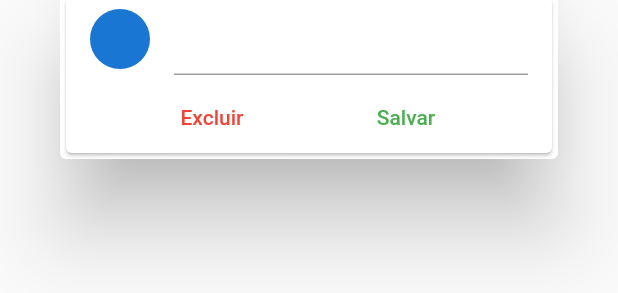
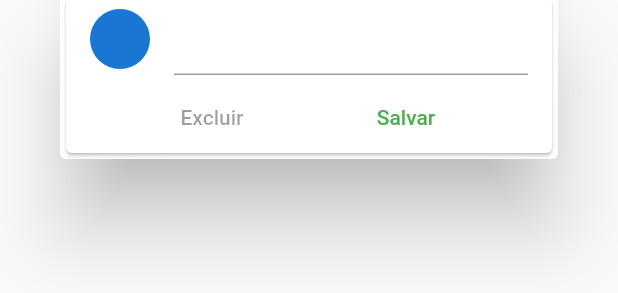
Before and after one commit to tonypereiramelo/gerencia_app_loja, a Flutter app: the EditCategoryDialog widget shown alone on an empty page, opened directly, on a phone screen of 412 x 824 dp. Shown: the part 543-836 px from the top of the screen. Run offline on Flutter 3.47's test engine with Material 2 defaults, Android fonts, the phone set to English and light mode, and no system bars; our stand-ins replace cloud_firestore, firebase_auth, firebase_core, firebase_storage, flutter_speed_dial, image_cropper and 3 more; missing offline and left inert: bloc_pattern; accounts and stored records are empty; network calls fail; statements that could not run were skipped.

Commit message:
excluir com bloc

```diff
--- a/lib/widgets/category_tile.dart
+++ b/lib/widgets/category_tile.dart
@@ -20,7 +20,10 @@ class CategoryTile extends StatelessWidget {
           leading: GestureDetector(
             onTap: () {
               showDialog(
-                  context: context, builder: (context) => EditCategoryDialog());
+                  context: context,
+                  builder: (context) => EditCategoryDialog(
+                        category: category,
+                      ));
             },
             child: CircleAvatar(
               backgroundImage: NetworkImage(category.data()!['icon']),
--- a/lib/widgets/edit_category_dialog.dart
+++ b/lib/widgets/edit_category_dialog.dart
@@ -1,7 +1,11 @@
+import 'package:cloud_firestore/cloud_firestore.dart';
 import 'package:flutter/material.dart';
+import 'package:gerencia_app_loja/blocs/category_bloc.dart';
 
 class EditCategoryDialog extends StatelessWidget {
-  const EditCategoryDialog({Key? key}) : super(key: key);
+  EditCategoryDialog({DocumentSnapshot<Map<String, dynamic>>? category})
+      : _categoryBloc = CategoryBloc(category);
+  final CategoryBloc _categoryBloc;
 
   @override
   Widget build(BuildContext context) {
@@ -19,13 +23,18 @@ class EditCategoryDialog extends StatelessWidget {
             Row(
               mainAxisAlignment: MainAxisAlignment.spaceEvenly,
               children: <Widget>[
-                TextButton(
-                  onPressed: () {},
-                  child: Text('Excluir'),
-                  style: TextButton.styleFrom(
-                    primary: Colors.red,
-                  ),
-                ),
+                StreamBuilder<bool>(
+                    stream: _categoryBloc.outDelete,
+                    builder: (context, snapshot) {
+                      if (!snapshot.hasData) return Container();
+                      return TextButton(
+                        onPressed: snapshot.data! ? () {} : null,
+                        child: Text('Excluir'),
+                        style: TextButton.styleFrom(
+                          primary: Colors.red,
+                        ),
+                      );
+                    }),
                 TextButton(
                   onPressed: () {},
                   child: Text('Salvar'),
```
Also changed, not shown: lib/screens/home_screen.dart (+10 -0 lines).
